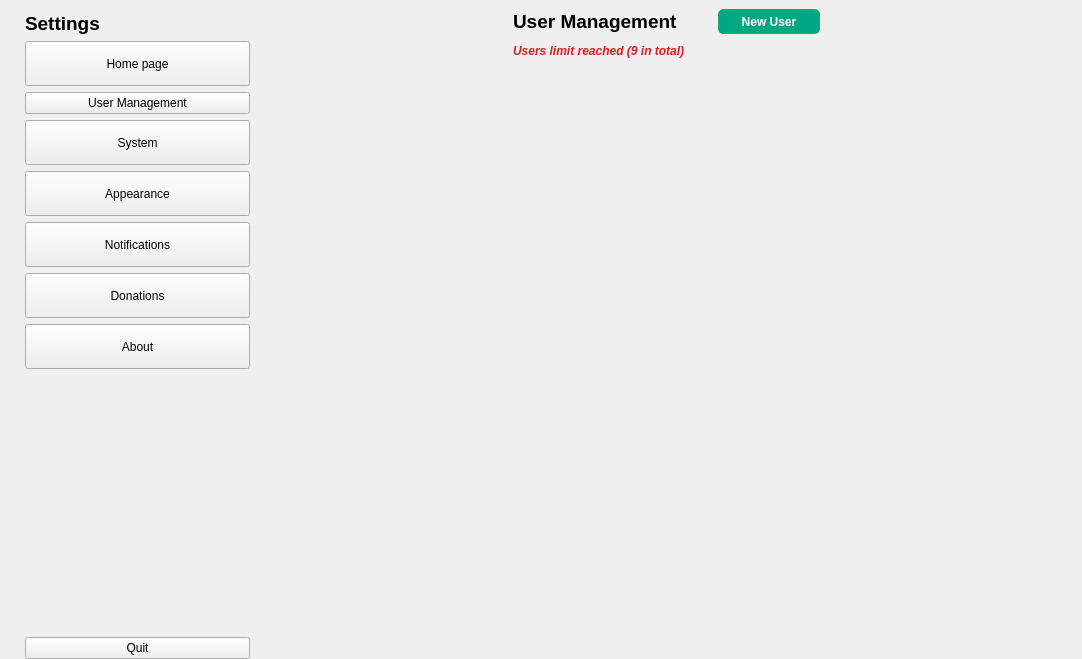
Old version of the form zapzap/view/settings.ui in the repository rafatosta/zapzap.
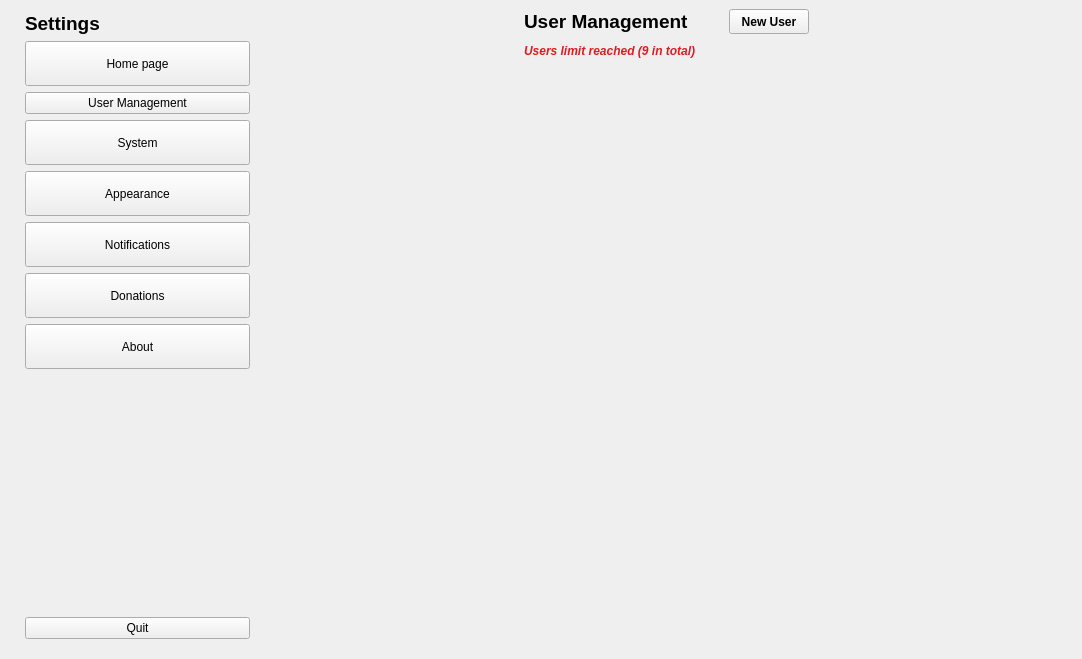
New version of the form. The open tabs and pages were chosen to show the change.

Commit message: Improvements in user experience (UX/UI)

```diff
--- a/zapzap/view/settings.ui
+++ b/zapzap/view/settings.ui
@@ -282,6 +282,22 @@
            </property>
           </widget>
          </item>
+         <item>
+          <spacer name="verticalSpacer_8">
+           <property name="orientation">
+            <enum>Qt::Vertical</enum>
+           </property>
+           <property name="sizeType">
+            <enum>QSizePolicy::Fixed</enum>
+           </property>
+           <property name="sizeHint" stdset="0">
+            <size>
+             <width>20</width>
+             <height>20</height>
+            </size>
+           </property>
+          </spacer>
+         </item>
         </layout>
        </widget>
       </item>
@@ -2213,8 +2229,8 @@
            <rect>
             <x>0</x>
             <y>0</y>
-            <width>286</width>
-            <height>95</height>
+            <width>832</width>
+            <height>659</height>
            </rect>
           </property>
           <layout class="QVBoxLayout" name="verticalLayout_26">
@@ -2275,7 +2291,7 @@
                  <item>
                   <widget class="QPushButton" name="btnNewUser">
                    <property name="sizePolicy">
-                    <sizepolicy hsizetype="Minimum" vsizetype="Preferred">
+                    <sizepolicy hsizetype="Expanding" vsizetype="Preferred">
                      <horstretch>0</horstretch>
                      <verstretch>0</verstretch>
                     </sizepolicy>
@@ -2301,19 +2317,7 @@
                     <cursorShape>PointingHandCursor</cursorShape>
                    </property>
                    <property name="styleSheet">
-                    <string notr="true">.QPushButton {	
-            color: rgb(255, 255, 255);
-			background-color: #00A884;
-            border: 1px solid rgb(38, 162, 105);
-            border-radius: 5px;
-            text-align: center;
-			height: 25px;
-			width: 100px;
-}
-.QPushButton:pressed  {
-            background-color: #202C33;
-            border-color: #202C33;
-        }</string>
+                    <string notr="true"/>
                    </property>
                    <property name="text">
                     <string>New User</string>
```
Left out of the diff: 38 changed lines with no effect on the pictures. The commit also changes 5 other files.
